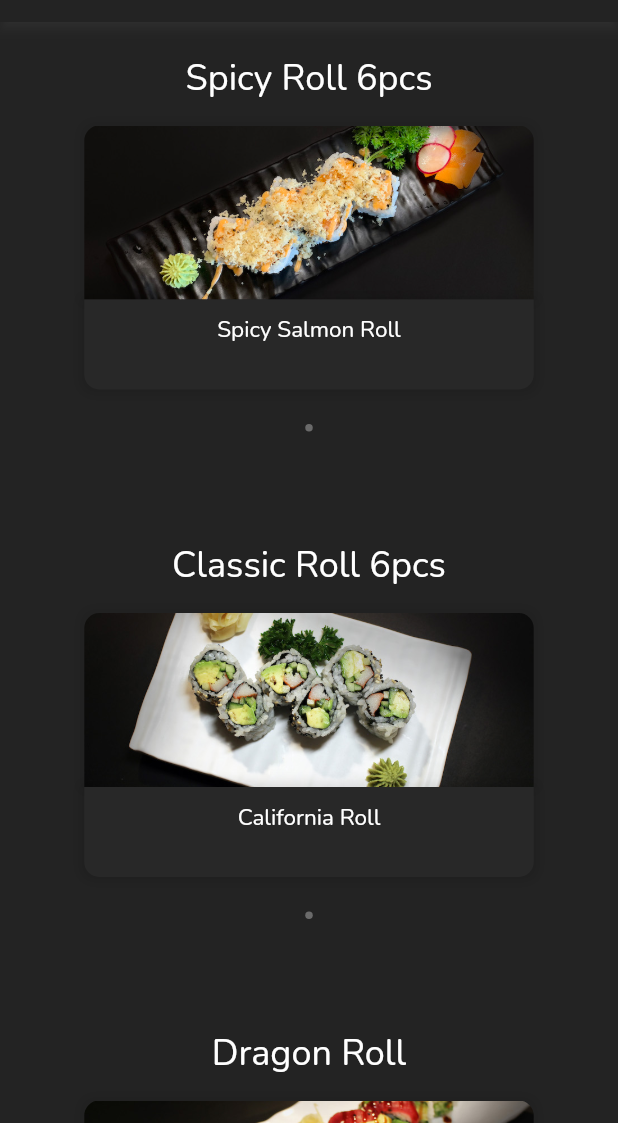
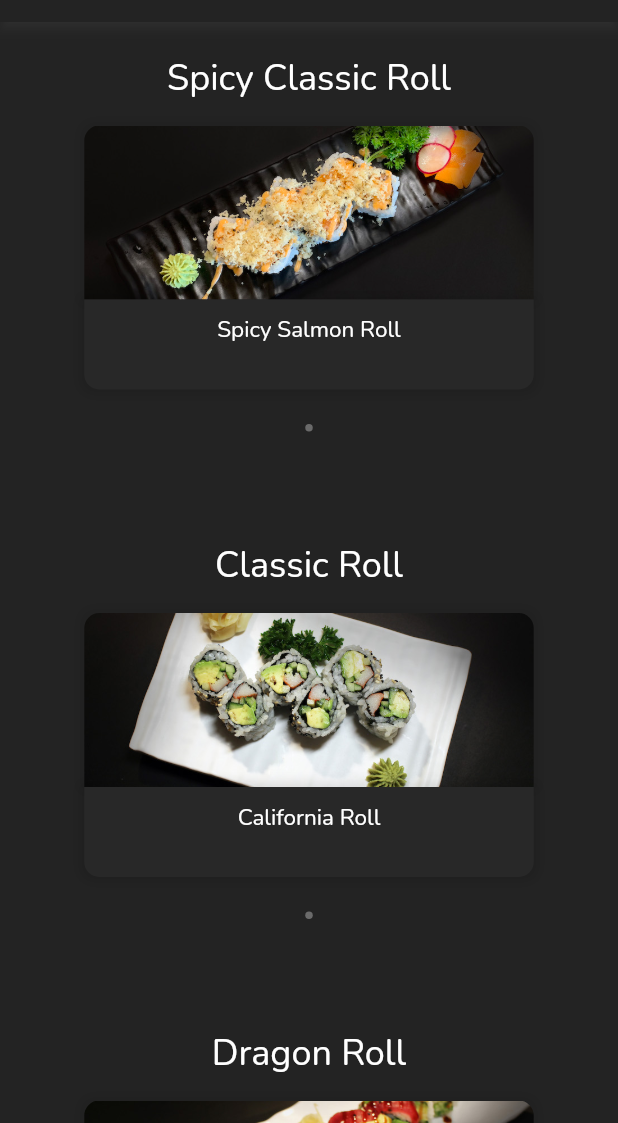
Before and after one commit to kiwiimenu/daonsushi, a Flutter app: the screen it shows after launch, scrolled down 2304 dp, on a phone screen of 412 x 824 dp, the part 113-1236 px from its top. Run offline on Flutter 3.47's test engine with Material 2 defaults, Android fonts, the light colour scheme and no system bars; drawn by our look-alikes of carousel_slider.

Commit message:
im trying to fix something help

```diff
--- a/lib/main.dart
+++ b/lib/main.dart
@@ -180,8 +180,8 @@ class _MyHomePageState extends State<MyHomePage> {
                         ),
                       ), //end
                       Container(
-                          child: makeCategory(context, lbc,
-                              "Lunch Box Combo (served until 4pm)", 2)),
+                          child:
+                              makeCategory(context, lbc, "Lunch Box Combo", 2)),
                       Container(
                         padding: EdgeInsets.only(
                             left: 35, right: 35, top: 15, bottom: 15),
@@ -267,7 +267,7 @@ class _MyHomePageState extends State<MyHomePage> {
                       ), //end
                       Container(
                           child: makeCategory(
-                              context, vgcr, "Vege Roll 6pcs", 6)),
+                              context, vgcr, "Vege Classic Roll", 6)),
                       Container(
                         padding: EdgeInsets.only(
                             left: 35, right: 35, top: 15, bottom: 15),
@@ -278,7 +278,7 @@ class _MyHomePageState extends State<MyHomePage> {
                       ),
                       Container(
                           child: makeCategory(
-                              context, spclrl, "Spicy Roll 6pcs", 7)),
+                              context, spclrl, "Spicy Classic Roll", 7)),
                       Container(
                         padding: EdgeInsets.only(
                             left: 35, right: 35, top: 15, bottom: 15),
@@ -289,7 +289,7 @@ class _MyHomePageState extends State<MyHomePage> {
                       ),
                       Container(
                           child:
-                              makeCategory(context, cscrl, "Classic Roll 6pcs", 8)),
+                              makeCategory(context, cscrl, "Classic Roll", 8)),
                       Container(
                         padding: EdgeInsets.only(
                             left: 35, right: 35, top: 15, bottom: 15),
@@ -311,7 +311,7 @@ class _MyHomePageState extends State<MyHomePage> {
                       ),
                       Container(
                           child: makeCategory(
-                              context, splrll, "Special Roll (8-10 pcs)", 10)),
+                              context, splrll, "Special Roll", 10)),
                       Container(
                         padding: EdgeInsets.only(
                             left: 35, right: 35, top: 15, bottom: 15),
```
Also changed, not shown: lib/setup.dart (+17 -23 lines).
